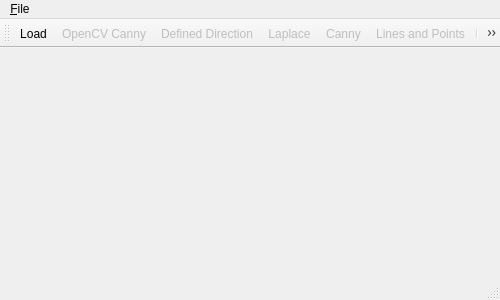
The window that src/mainwindow.ui (buzzcz/ZVI) describes before a commit, drawn with Qt 5.
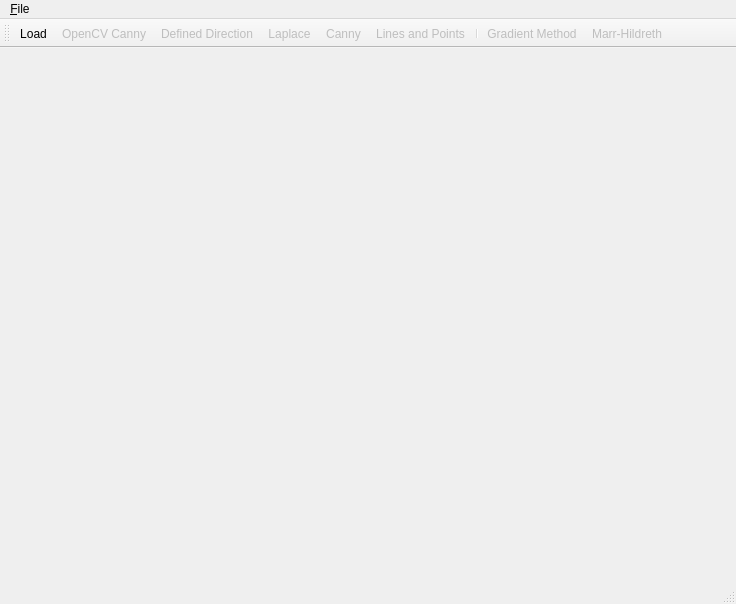
The same window after the commit.

```diff
--- a/src/mainwindow.ui
+++ b/src/mainwindow.ui
@@ -6,8 +6,8 @@
    <rect>
     <x>0</x>
     <y>0</y>
-    <width>500</width>
-    <height>300</height>
+    <width>736</width>
+    <height>604</height>
    </rect>
   </property>
   <property name="windowTitle">
@@ -35,7 +35,7 @@
     <rect>
      <x>0</x>
      <y>0</y>
-     <width>500</width>
+     <width>736</width>
      <height>22</height>
     </rect>
    </property>
@@ -66,6 +66,7 @@
    <addaction name="actionLines_and_Points"/>
    <addaction name="separator"/>
    <addaction name="actionGradient_Method"/>
+   <addaction name="actionMarr_Hildreth"/>
   </widget>
   <widget class="QStatusBar" name="statusBar"/>
   <action name="actionExit">
@@ -83,6 +84,9 @@
    </property>
   </action>
   <action name="action_Load">
+   <property name="enabled">
+    <bool>true</bool>
+   </property>
    <property name="text">
     <string>&amp;Load</string>
    </property>
@@ -159,6 +163,17 @@
     <string>Detect edges using gradient method</string>
    </property>
   </action>
+  <action name="actionMarr_Hildreth">
+   <property name="enabled">
+    <bool>false</bool>
+   </property>
+   <property name="text">
+    <string>Marr-Hildreth</string>
+   </property>
+   <property name="toolTip">
+    <string>Edge detection using Marr-Hildreth edge detector</string>
+   </property>
+  </action>
  </widget>
  <layoutdefault spacing="6" margin="11"/>
  <resources/>
```
